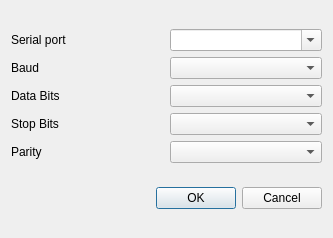
ExplorerOL/QModbusExplorer, file forms/settingsmodbusrtu.ui: the form before one commit.
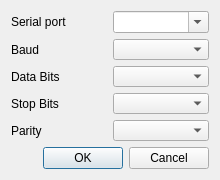
The form after the commit. Icons and pictures are not drawn.

```diff
--- a/forms/settingsmodbusrtu.ui
+++ b/forms/settingsmodbusrtu.ui
@@ -6,20 +6,20 @@
    <rect>
     <x>0</x>
     <y>0</y>
-    <width>333</width>
-    <height>238</height>
+    <width>220</width>
+    <height>180</height>
    </rect>
   </property>
   <property name="minimumSize">
    <size>
-    <width>333</width>
-    <height>238</height>
+    <width>220</width>
+    <height>180</height>
    </size>
   </property>
   <property name="maximumSize">
    <size>
-    <width>333</width>
-    <height>238</height>
+    <width>340</width>
+    <height>240</height>
    </size>
   </property>
   <property name="windowTitle">
```
